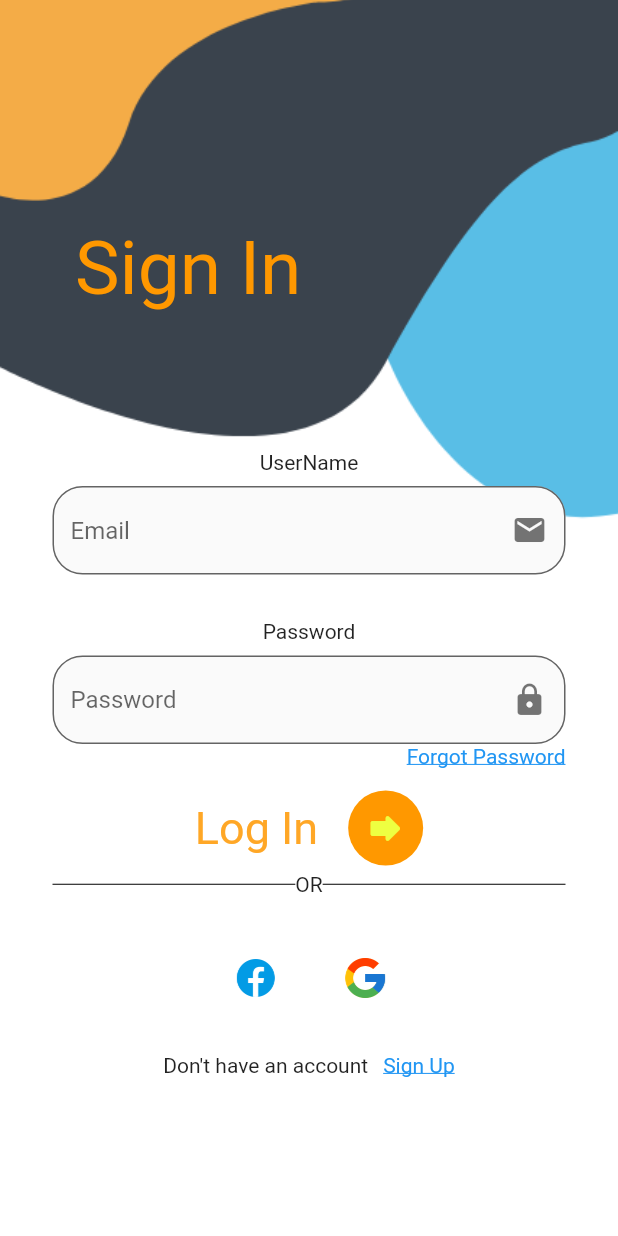
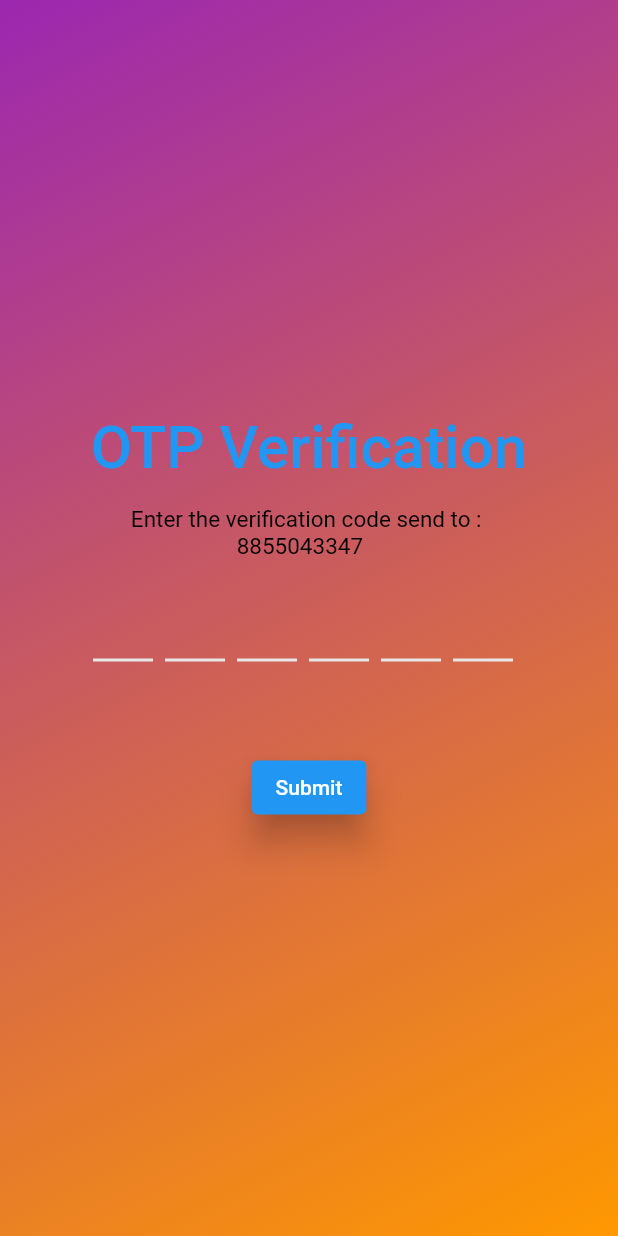
Before and after one commit to Manas-Jungade/Fly_High, a Flutter app: the screen it shows after launch, after a tap on "Forgot Password", on a phone screen of 412 x 824 dp. Run offline on Flutter 3.47's test engine with Material 2 defaults, Android fonts, the phone set to English and light mode, and no system bars; drawn by our look-alikes of flutter_otp_text_field; our stand-ins replace image_picker, intl_phone_field, quickalert.

Commit message:
OTP page made

```diff
--- a/lib/bottomnavigationbar_mainpage.dart
+++ b/lib/bottomnavigationbar_mainpage.dart
@@ -3,6 +3,7 @@ import 'package:fly_high/history.dart';
 import 'package:fly_high/homepage.dart';
 import 'package:fly_high/message.dart';
 import 'package:fly_high/profile.dart';
+
 
 class Mainpage extends StatefulWidget {
   const Mainpage({super.key});
--- a/lib/loginpage.dart
+++ b/lib/loginpage.dart
@@ -1,4 +1,5 @@
 import 'package:flutter/material.dart';
+import 'package:fly_high/otpscreen.dart';
 
 class login extends StatefulWidget {
   const login({super.key});
@@ -80,13 +81,17 @@ class _loginState extends State<login> {
                             Container(
                               alignment: Alignment.bottomRight,
                               child: InkWell(
+
                                 child: Text(
                                   "Forgot Password",
                                   style: TextStyle(
                                       color: Colors.blue,
                                       decoration: TextDecoration.underline),
                                 ),
-                                onTap: () {},
+                                onTap: () {
+
+                                  Navigator.push(context, MaterialPageRoute(builder: (context)=>const otpscreen()));
+                                },
                               ),
                             ),
                             SizedBox(
--- /dev/null
+++ b/lib/otpscreen.dart
@@ -0,0 +1,56 @@
+import 'package:flutter/material.dart';
+import 'package:flutter_otp_text_field/flutter_otp_text_field.dart';
+class otpscreen extends StatefulWidget {
+  const otpscreen({super.key});
+
+  @override
+  State<otpscreen> createState() => _otpscreenState();
+}
+
+class _otpscreenState extends State<otpscreen> {
+  int number=8855043347;
+  var otp;
+
+  @override
+  Widget build(BuildContext context) {
+    return Container(
+      decoration: const BoxDecoration(
+          gradient: LinearGradient(
+              begin: Alignment.topLeft,
+              end: Alignment.bottomRight,
+              colors: [Colors.purple, Colors.orange])),
+      child: Scaffold(
+        backgroundColor: Colors.transparent,
+        body: Container(
+              child: Column(
+                crossAxisAlignment: CrossAxisAlignment.center,
+                mainAxisAlignment: MainAxisAlignment.center,
+                children: [
+
+                  //TextButton(onPressed: (){Navigator.pop(context);}, child: Text("Back",style: TextStyle(color: Colors.blue),)),
+                  Text("OTP Verification",style: TextStyle(color: Colors.blue,fontWeight: FontWeight.w500,fontSize: 40),),
+                  SizedBox(height: 15,),
+                  Text("Enter the verification code send to : \n                   $number",style: TextStyle(color: Colors.black,fontSize: 15),),
+                  SizedBox(height: 20,),
+                  OtpTextField(
+                    numberOfFields: 6,
+                    autoFocus: true,
+                    focusedBorderColor: Colors.black,
+                    onSubmit: (code){
+                      otp=code;
+                      print(otp);
+                    },
+                  ),
+                  SizedBox(height: 60,),
+                  ElevatedButton(onPressed: (){}, child: Text("Submit"),style: ButtonStyle(elevation: MaterialStateProperty.all(10)),),
+
+
+                ],
+              ),
+            ),
+          ),
+
+
+    );
+  }
+}
--- a/pubspec.yaml
+++ b/pubspec.yaml
@@ -39,6 +39,8 @@ dependencies:
   shared_preferences: ^2.2.2
   quickalert:
   image_picker: ^1.0.4
+  flutter_otp_text_field: ^1.1.1
+
 
 
 dev_dependencies:
```
Also changed, not shown: lib/homepage.dart (+6 -8 lines), lib/profile.dart (+16 -8 lines), pubspec.lock.
